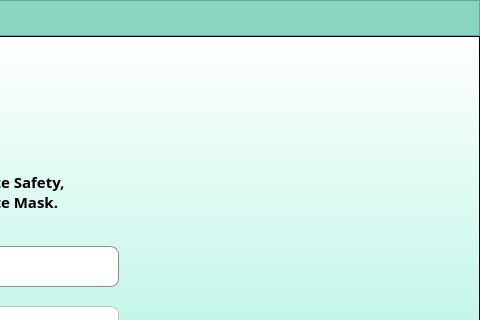
Above: login.ui from marcryangil/facemaskdetection before the change; both pictures show x 462 to 942 and y 0 to 320 of the 942 by 495 pixel window. Below: the same form after it.
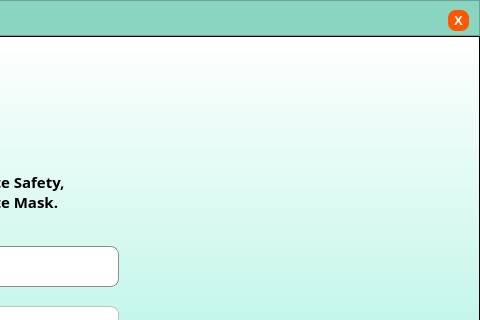
That is the form after the change. Icons and pictures are not drawn.

Commit message: add exit button on login

Patch:
```diff
--- a/login.ui
+++ b/login.ui
@@ -87,6 +87,53 @@
         <bool>true</bool>
        </property>
       </widget>
+      <widget class="QPushButton" name="exitbtn">
+       <property name="geometry">
+        <rect>
+         <x>910</x>
+         <y>10</y>
+         <width>21</width>
+         <height>21</height>
+        </rect>
+       </property>
+       <property name="minimumSize">
+        <size>
+         <width>0</width>
+         <height>0</height>
+        </size>
+       </property>
+       <property name="font">
+        <font>
+         <family>MS Shell Dlg 2</family>
+         <pointsize>10</pointsize>
+         <weight>75</weight>
+         <bold>true</bold>
+        </font>
+       </property>
+       <property name="autoFillBackground">
+        <bool>false</bool>
+       </property>
+       <property name="styleSheet">
+        <string notr="true">QPushButton{
+	background-color: rgba(255,87,0,255);
+	border: none;
+	color: rgb(255, 255, 255);
+	border-radius: 8px;
+}
+QPushButton:hover{
+	background-color: rgb(31, 211, 166);
+}
+QPushButton:pressed{
+	background-color: rgb(22, 154, 121)
+}</string>
+       </property>
+       <property name="text">
+        <string>X</string>
+       </property>
+       <property name="flat">
+        <bool>false</bool>
+       </property>
+      </widget>
      </widget>
     </item>
     <item>
```
The commit also changes 3 other files.
